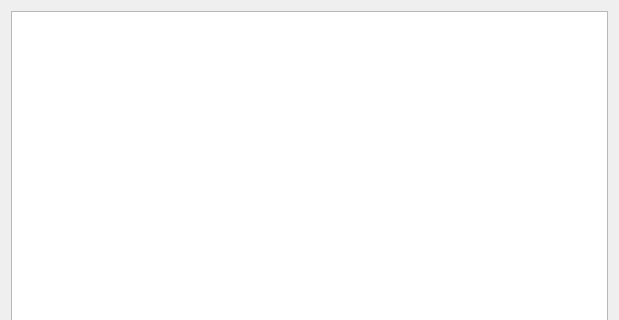
Old version of the form epyqlib/faultlogview.ui in the repository epcpower/stlib; both pictures show x 0 to 619 and y 0 to 320 of the 619 by 590 pixel window.
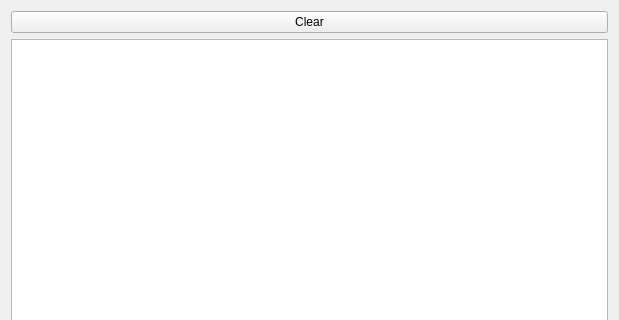
New version of the form.

Commit message: Add fault log clear button

The edit to the form file:
```diff
--- a/epyqlib/faultlogview.ui
+++ b/epyqlib/faultlogview.ui
@@ -14,9 +14,16 @@
    <string>Form</string>
   </property>
   <layout class="QGridLayout" name="gridLayout">
-   <item row="0" column="0">
+   <item row="1" column="0">
     <widget class="QTreeView" name="tree_view"/>
    </item>
+   <item row="0" column="0">
+    <widget class="QPushButton" name="clear_button">
+     <property name="text">
+      <string>Clear</string>
+     </property>
+    </widget>
+   </item>
   </layout>
  </widget>
  <resources/>
```
The commit also changes 1 other file.
